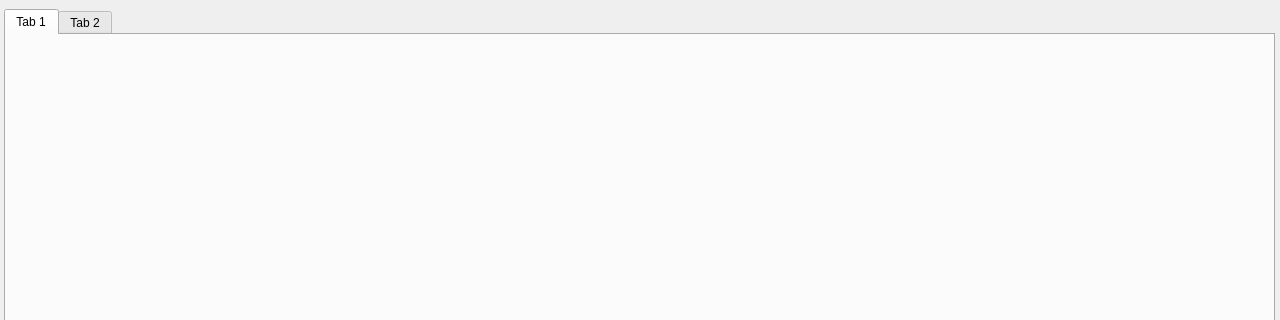
First picture: the form in mainwindow.ui, repository f8477/AP_prj_phase2, before the edit; both pictures show x 0 to 1280 and y 0 to 320 of the 1280 by 720 pixel window.
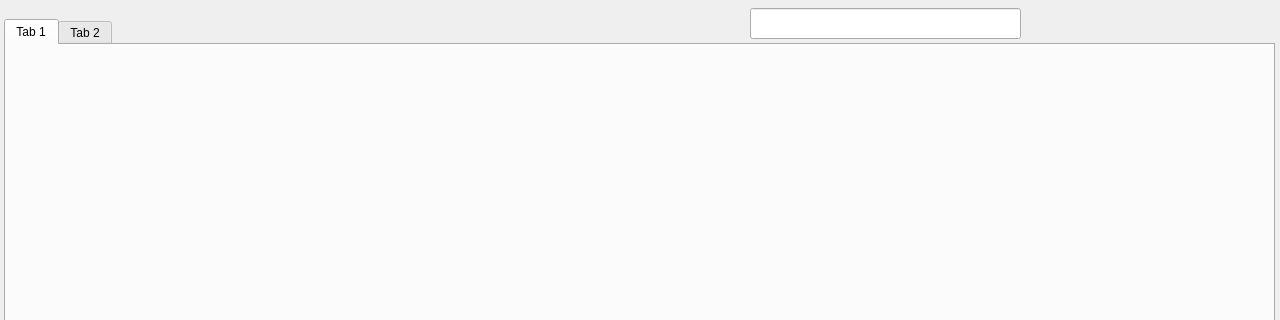
Second picture: the form after the edit.

Patch:
```diff
--- a/mainwindow.ui
+++ b/mainwindow.ui
@@ -18,9 +18,9 @@
     <property name="geometry">
      <rect>
       <x>4</x>
-      <y>9</y>
+      <y>19</y>
       <width>1271</width>
-      <height>661</height>
+      <height>651</height>
      </rect>
     </property>
     <widget class="QWidget" name="tab">
@@ -34,6 +34,19 @@
      </attribute>
     </widget>
    </widget>
+   <widget class="QLineEdit" name="lineEdit">
+    <property name="geometry">
+     <rect>
+      <x>750</x>
+      <y>8</y>
+      <width>271</width>
+      <height>31</height>
+     </rect>
+    </property>
+    <property name="styleSheet">
+     <string notr="true">color: rgb(0, 0, 0);</string>
+    </property>
+   </widget>
   </widget>
   <widget class="QMenuBar" name="menubar">
    <property name="geometry">
```
